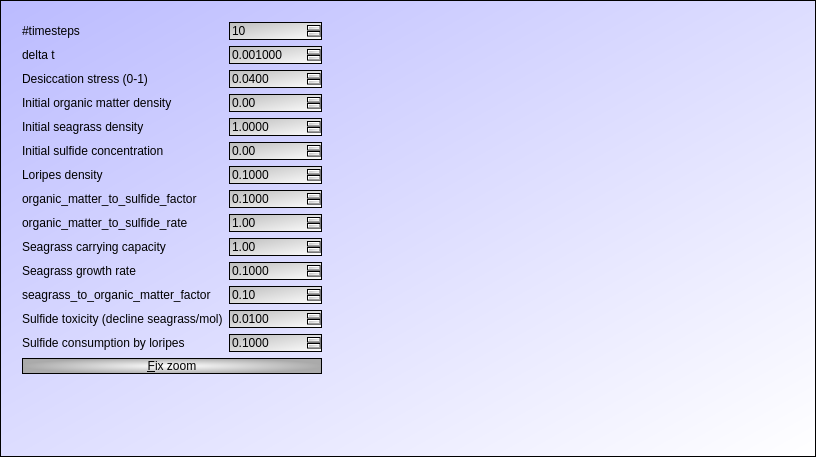
This is Tools/ToolMutualismBreakdowner/qtdialog.ui in richelbilderbeek/ProjectRichelBilderbeek as Qt 5 draws it before an edit. The edited form follows.
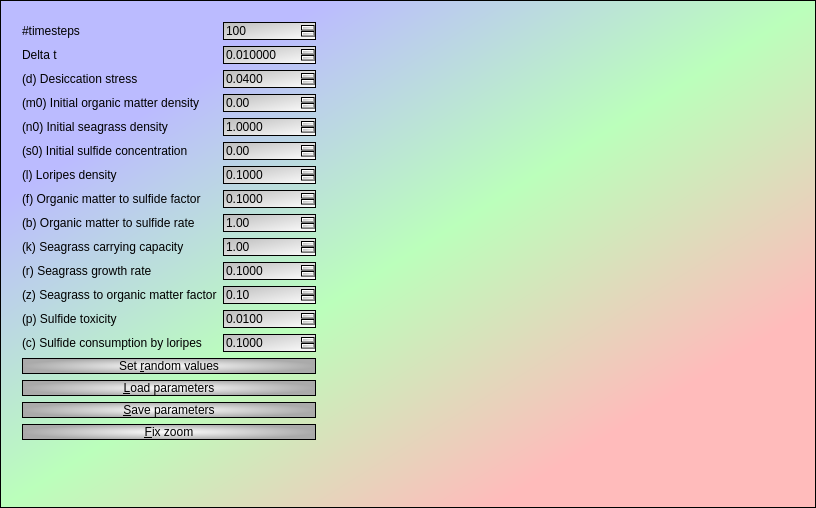
This is the edited form. Custom widgets are drawn as their Qt base class.

Commit message: Can load and save

```diff
--- a/Tools/ToolMutualismBreakdowner/qtdialog.ui
+++ b/Tools/ToolMutualismBreakdowner/qtdialog.ui
@@ -7,7 +7,7 @@
     <x>0</x>
     <y>0</y>
     <width>816</width>
-    <height>457</height>
+    <height>508</height>
    </rect>
   </property>
   <property name="windowTitle">
@@ -15,7 +15,7 @@
   </property>
   <property name="styleSheet">
    <string notr="true">QDialog {
- background-color: qlineargradient(x1: 0, y1: 0, x2: 1, y2: 1, stop: 0  #bbf, stop: 1 #fff);
+ background-color: qlineargradient(x1: 0, y1: 0, x2: 1, y2: 1, stop: 0  #bbf, stop: 0.2  #bbf, stop: 0.5 #bfb, stop: 0.8 #fbb, stop: 1 #fbb);
   border: 1px solid black
 }
 
@@ -61,17 +61,17 @@
       <item row="0" column="1">
        <widget class="QSpinBox" name="box_n_timesteps">
         <property name="maximum">
-         <number>999999999</number>
+         <number>1000000000</number>
         </property>
         <property name="value">
-         <number>10</number>
+         <number>100</number>
         </property>
        </widget>
       </item>
       <item row="1" column="0">
        <widget class="QLabel" name="label_5">
         <property name="text">
-         <string>delta t</string>
+         <string>Delta t</string>
         </property>
        </widget>
       </item>
@@ -90,14 +90,14 @@
          <double>0.001000000000000</double>
         </property>
         <property name="value">
-         <double>0.001000000000000</double>
+         <double>0.010000000000000</double>
         </property>
        </widget>
       </item>
       <item row="2" column="0">
        <widget class="QLabel" name="label">
         <property name="text">
-         <string>Desiccation stress (0-1)</string>
+         <string>(d) Desiccation stress</string>
         </property>
        </widget>
       </item>
@@ -120,7 +120,7 @@
       <item row="3" column="0">
        <widget class="QLabel" name="label_10">
         <property name="text">
-         <string>Initial organic matter density</string>
+         <string>(m0) Initial organic matter density</string>
         </property>
        </widget>
       </item>
@@ -134,7 +134,7 @@
       <item row="4" column="0">
        <widget class="QLabel" name="label_init_seagrass_density">
         <property name="text">
-         <string>Initial seagrass density</string>
+         <string>(n0) Initial seagrass density</string>
         </property>
        </widget>
       </item>
@@ -160,7 +160,7 @@
       <item row="5" column="0">
        <widget class="QLabel" name="label_8">
         <property name="text">
-         <string>Initial sulfide concentration</string>
+         <string>(s0) Initial sulfide concentration</string>
         </property>
        </widget>
       </item>
@@ -174,7 +174,7 @@
       <item row="6" column="0">
        <widget class="QLabel" name="label_loripes_density">
         <property name="text">
-         <string>Loripes density</string>
+         <string>(l) Loripes density</string>
         </property>
        </widget>
       </item>
@@ -197,7 +197,7 @@
       <item row="7" column="0">
        <widget class="QLabel" name="label_organic_matter_to_sulfide_factor">
         <property name="text">
-         <string>organic_matter_to_sulfide_factor</string>
+         <string>(f) Organic matter to sulfide factor</string>
         </property>
        </widget>
       </item>
@@ -217,7 +217,7 @@
       <item row="8" column="0">
        <widget class="QLabel" name="label_organic_matter_to_sulfide_rate">
         <property name="text">
-         <string>organic_matter_to_sulfide_rate</string>
+         <string>(b) Organic matter to sulfide rate</string>
         </property>
        </widget>
       </item>
@@ -234,7 +234,7 @@
       <item row="9" column="0">
        <widget class="QLabel" name="label_9">
         <property name="text">
-         <string>Seagrass carrying capacity</string>
+         <string>(k) Seagrass carrying capacity</string>
         </property>
        </widget>
       </item>
@@ -251,7 +251,7 @@
       <item row="10" column="0">
        <widget class="QLabel" name="label_seagrass_growth_rate">
         <property name="text">
-         <string>Seagrass growth rate</string>
+         <string>(r) Seagrass growth rate</string>
         </property>
        </widget>
       </item>
@@ -274,7 +274,7 @@
       <item row="11" column="0">
        <widget class="QLabel" name="label_seagrass_to_organic_matter_factor">
         <property name="text">
-         <string>seagrass_to_organic_matter_factor</string>
+         <string>(z) Seagrass to organic matter factor</string>
         </property>
        </widget>
       </item>
@@ -288,7 +288,7 @@
       <item row="12" column="0">
        <widget class="QLabel" name="label_7">
         <property name="text">
-         <string>Sulfide toxicity (decline seagrass/mol)</string>
+         <string>(p) Sulfide toxicity</string>
         </property>
        </widget>
       </item>
@@ -311,7 +311,7 @@
       <item row="13" column="0">
        <widget class="QLabel" name="label_4">
         <property name="text">
-         <string>Sulfide consumption by loripes</string>
+         <string>(c) Sulfide consumption by loripes</string>
         </property>
        </widget>
       </item>
@@ -331,13 +331,34 @@
         </property>
        </widget>
       </item>
-      <item row="14" column="0" colspan="2">
+      <item row="17" column="0" colspan="2">
        <widget class="QPushButton" name="button_fix_zoom">
         <property name="text">
          <string>&amp;Fix zoom</string>
         </property>
        </widget>
       </item>
+      <item row="14" column="0" colspan="2">
+       <widget class="QPushButton" name="button_set_random_values">
+        <property name="text">
+         <string>Set &amp;random values</string>
+        </property>
+       </widget>
+      </item>
+      <item row="16" column="0" colspan="2">
+       <widget class="QPushButton" name="button_save">
+        <property name="text">
+         <string>&amp;Save parameters</string>
+        </property>
+       </widget>
+      </item>
+      <item row="15" column="0" colspan="2">
+       <widget class="QPushButton" name="button_load">
+        <property name="text">
+         <string>&amp;Load parameters</string>
+        </property>
+       </widget>
+      </item>
      </layout>
     </widget>
    </item>
```
The commit also changes 9 other files.
